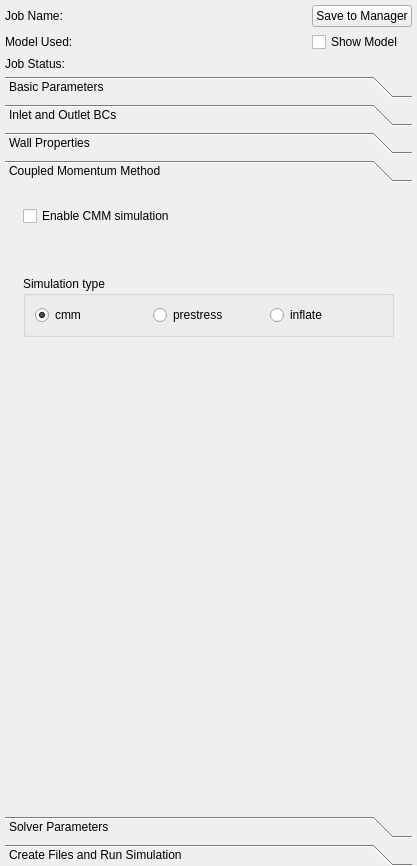
This is Code/Source/sv4gui/Plugins/org.sv.gui.qt.simulation/sv4gui_SimulationView.ui in SimVascular/SimVascular as Qt 5 draws it before an edit. The edited form follows.
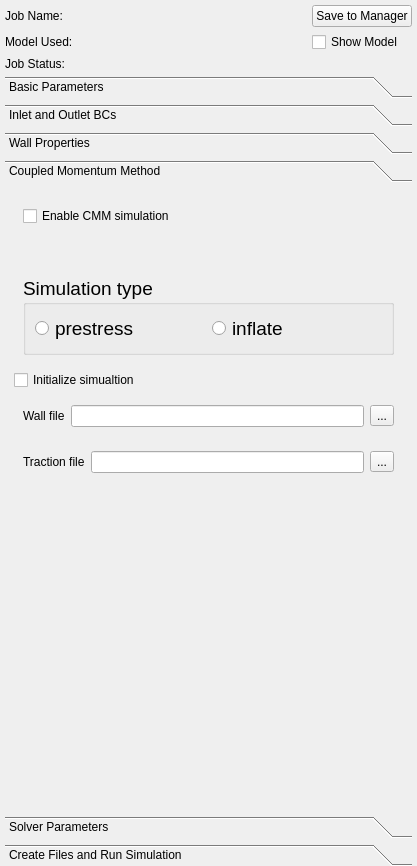
This is the edited form. The open tabs and pages were chosen to show the change. Custom widgets are drawn as their Qt base class.

The edit to the form file:
```diff
--- a/Code/Source/sv4gui/Plugins/org.sv.gui.qt.simulation/sv4gui_SimulationView.ui
+++ b/Code/Source/sv4gui/Plugins/org.sv.gui.qt.simulation/sv4gui_SimulationView.ui
@@ -553,20 +553,18 @@
                 </item>
                 <item>
                  <widget class="QGroupBox" name="groupBox">
+                  <property name="font">
+                   <font>
+                    <family>Arial</family>
+                    <pointsize>14</pointsize>
+                    <italic>false</italic>
+                    <bold>false</bold>
+                   </font>
+                  </property>
                   <property name="title">
                    <string>Simulation type</string>
                   </property>
                   <layout class="QHBoxLayout" name="horizontalLayout">
-                   <item>
-                    <widget class="QRadioButton" name="CmmSimType_cmm">
-                     <property name="text">
-                      <string>cmm</string>
-                     </property>
-                     <property name="checked">
-                      <bool>true</bool>
-                     </property>
-                    </widget>
-                   </item>
                    <item>
                     <widget class="QRadioButton" name="CmmSimType_prestress">
                      <property name="text">
@@ -587,6 +585,59 @@
                </layout>
               </widget>
              </item>
+             <item>
+              <widget class="QCheckBox" name="CmmSim_Initialize">
+               <property name="text">
+                <string>Initialize simualtion</string>
+               </property>
+              </widget>
+             </item>
+             <item>
+              <widget class="QWidget" name="CmmSim_WallFile_group" native="true">
+               <layout class="QHBoxLayout" name="horizontalLayout_9">
+                <item>
+                 <widget class="QLabel" name="CmmSIm_WallFile_label">
+                  <property name="text">
+                   <string>Wall file</string>
+                  </property>
+                 </widget>
+                </item>
+                <item>
+                 <widget class="QLineEdit" name="CmmSim_WallFile_file_name"/>
+                </item>
+                <item>
+                 <widget class="QToolButton" name="CmmSim_WallFile_set_file_name">
+                  <property name="text">
+                   <string>...</string>
+                  </property>
+                 </widget>
+                </item>
+               </layout>
+              </widget>
+             </item>
+             <item>
+              <widget class="QWidget" name="Cmm_TractionFile_group" native="true">
+               <layout class="QHBoxLayout" name="horizontalLayout_10">
+                <item>
+                 <widget class="QLabel" name="CmmSim_TractionFile_label">
+                  <property name="text">
+                   <string>Traction file</string>
+                  </property>
+                 </widget>
+                </item>
+                <item>
+                 <widget class="QLineEdit" name="CmmSim_TractionFile_file_name"/>
+                </item>
+                <item>
+                 <widget class="QToolButton" name="CmmSim_TractionFile_set_file_name">
+                  <property name="text">
+                   <string>...</string>
+                  </property>
+                 </widget>
+                </item>
+               </layout>
+              </widget>
+             </item>
              <item>
               <spacer name="verticalSpacer_3">
                <property name="orientation">
@@ -595,7 +646,7 @@
                <property name="sizeHint" stdset="0">
                 <size>
                  <width>20</width>
-                 <height>415</height>
+                 <height>277</height>
                 </size>
                </property>
               </spacer>
```
Left out of the diff: 2 changed lines with no effect on the pictures.
